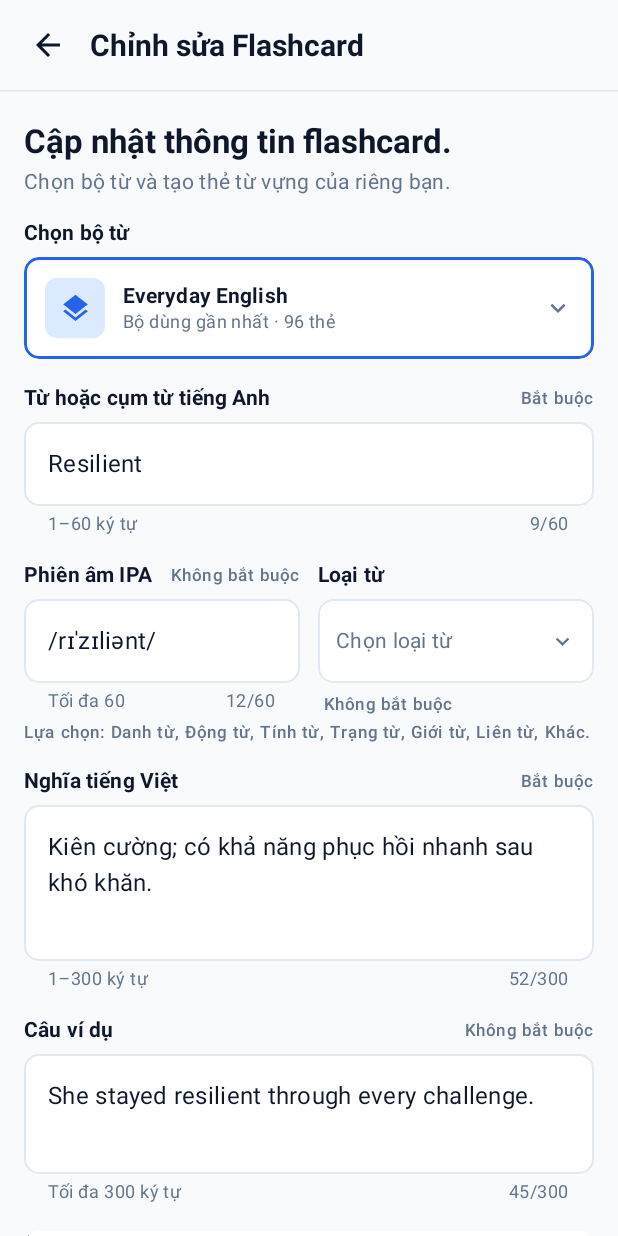
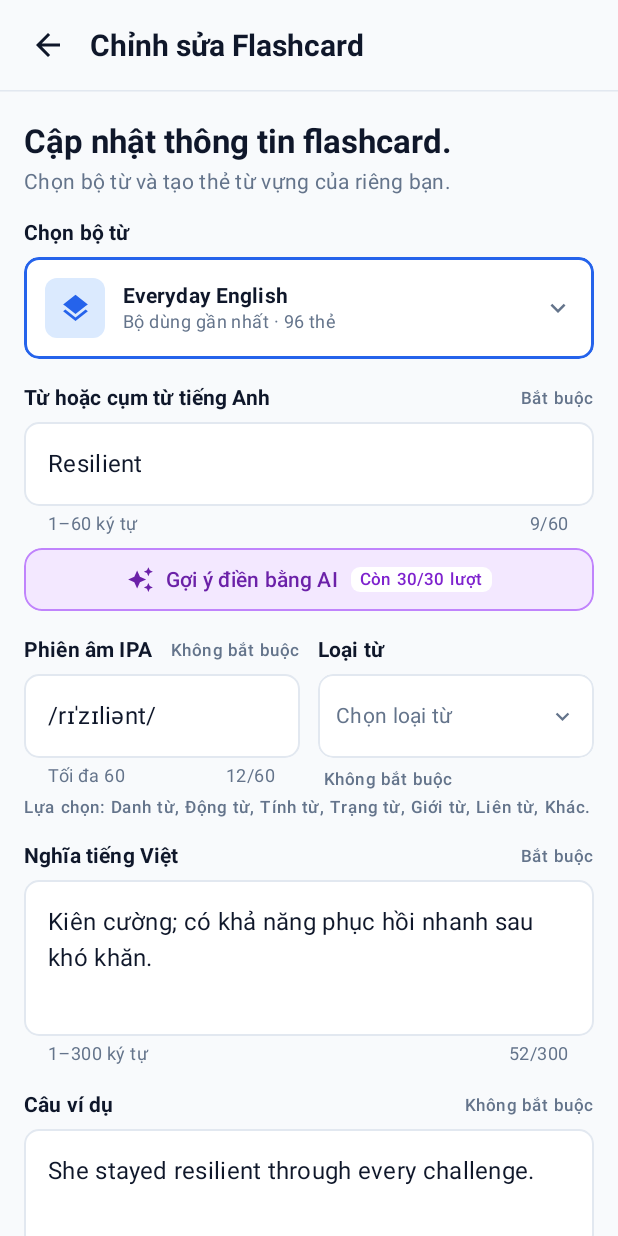
Before and after one commit to ngtngduy/Flashcard-Spaced_Repition, an Android app built with Jetpack Compose: the @Preview function CardEditorScreenLightPreview, on a phone screen of 412 x 824 dp. Run offline under Robolectric (Android 15) with nearby library versions, the phone set to English and light mode, and no system bars.

Commit message:
feat(cardeditor): add ai auto-fill button

```diff
--- a/app/src/main/java/com/uth/memora/feature/cardeditor/CardEditorRoute.kt
+++ b/app/src/main/java/com/uth/memora/feature/cardeditor/CardEditorRoute.kt
@@ -51,6 +51,7 @@ fun CardEditorRoute(
         onPartOfSpeechChange = viewModel::onPartOfSpeechChange,
         onMeaningChange = viewModel::onMeaningChange,
         onExampleChange = viewModel::onExampleChange,
+        onAutoFillClick = viewModel::autoFillWithAi,
         onToggleContinuousAddMode = viewModel::onToggleContinuousAddMode,
         onSaveClick = { viewModel.saveCard(closeAfterSave = false) },
         onBack = onBack,
--- a/app/src/main/java/com/uth/memora/feature/cardeditor/CardEditorScreen.kt
+++ b/app/src/main/java/com/uth/memora/feature/cardeditor/CardEditorScreen.kt
@@ -56,6 +56,7 @@ import androidx.compose.ui.unit.dp
 import com.uth.memora.core.model.Card
 import com.uth.memora.core.model.Deck
 import com.uth.memora.core.model.PartOfSpeech
+import com.uth.memora.feature.cardeditor.components.AutoFillButton
 import com.uth.memora.feature.theme.MemoraTheme
 
 /**
@@ -76,6 +77,7 @@ fun CardEditorScreen(
     modifier: Modifier = Modifier,
     onSelectDeck: (String) -> Unit = {},
     onPartOfSpeechChange: (PartOfSpeech?) -> Unit = {},
+    onAutoFillClick: () -> Unit = {},
     deckSelectorContent: (@Composable () -> Unit)? = null,
     autoFillButtonContent: (@Composable () -> Unit)? = null,
     partOfSpeechPickerContent: (@Composable () -> Unit)? = null,
@@ -250,6 +252,14 @@ fun CardEditorScreen(
 
                     if (autoFillButtonContent != null) {
                         autoFillButtonContent()
+                    } else {
+                        AutoFillButton(
+                            remainingQuota = uiState.aiAutoFillRemainingToday,
+                            maxDailyQuota = uiState.aiAutoFillMaxDaily,
+                            isLoading = uiState.isAutoFilling,
+                            enabled = !uiState.isSaving,
+                            onClick = onAutoFillClick
+                        )
                     }
                 }
 
--- /dev/null
+++ b/app/src/main/java/com/uth/memora/feature/cardeditor/components/AutoFillButton.kt
@@ -0,0 +1,170 @@
+package com.uth.memora.feature.cardeditor.components
+
+import androidx.compose.foundation.BorderStroke
+import androidx.compose.foundation.clickable
+import androidx.compose.foundation.layout.Arrangement
+import androidx.compose.foundation.layout.Row
+import androidx.compose.foundation.layout.fillMaxWidth
+import androidx.compose.foundation.layout.heightIn
+import androidx.compose.foundation.layout.padding
+import androidx.compose.foundation.layout.size
+import androidx.compose.foundation.shape.RoundedCornerShape
+import androidx.compose.material.icons.Icons
+import androidx.compose.material.icons.filled.AutoAwesome
+import androidx.compose.material3.CircularProgressIndicator
+import androidx.compose.material3.Icon
+import androidx.compose.material3.MaterialTheme
+import androidx.compose.material3.Surface
+import androidx.compose.material3.Text
+import androidx.compose.runtime.Composable
+import androidx.compose.ui.Alignment
+import androidx.compose.ui.Modifier
+import androidx.compose.ui.draw.clip
+import androidx.compose.ui.graphics.Color
+import androidx.compose.ui.text.font.FontWeight
+import androidx.compose.ui.text.style.TextOverflow
+import androidx.compose.ui.tooling.preview.Preview
+import androidx.compose.ui.unit.dp
+import androidx.compose.ui.unit.sp
+import com.uth.memora.core.model.UserPreferences
+import com.uth.memora.feature.theme.MemoraTheme
+
+private val AiPurpleContainer = Color(0xFFF3E8FF)
+private val AiPurpleBorder = Color(0xFFC084FC)
+private val AiPurpleText = Color(0xFF6B21A8)
+private val AiPurpleBadgeText = Color(0xFF7E22CE)
+
+/**
+ * Nút "Gợi ý điền bằng AI" kèm huy hiệu hạn mức lượt dùng trong ngày theo Figma 2227:58 / 2227:50 (Mục 6.3 & 11):
+ * - Nền tím nhạt `#F3E8FF`, viền `#C084FC`, chữ `#6B21A8`, bo góc `12.dp`
+ * - Huy hiệu trắng hiển thị "Còn X/30 lượt"
+ * - Tự động khóa khi đang gọi AI ([isLoading]) hoặc khi hết hạn mức trong ngày (`remainingQuota <= 0`)
+ */
+@Composable
+fun AutoFillButton(
+    remainingQuota: Int,
+    onClick: () -> Unit,
+    modifier: Modifier = Modifier,
+    maxDailyQuota: Int = UserPreferences.DEFAULT_AI_AUTO_FILL_LIMIT,
+    isLoading: Boolean = false,
+    enabled: Boolean = true
+) {
+    val isQuotaAvailable = remainingQuota > 0
+    val isInteractive = enabled && isQuotaAvailable && !isLoading
+
+    val containerColor = if (isQuotaAvailable) {
+        AiPurpleContainer
+    } else {
+        MaterialTheme.colorScheme.surfaceVariant
+    }
+    val borderColor = if (isQuotaAvailable) {
+        AiPurpleBorder
+    } else {
+        MaterialTheme.colorScheme.outlineVariant
+    }
+    val contentColor = if (isQuotaAvailable) {
+        AiPurpleText
+    } else {
+        MaterialTheme.colorScheme.onSurfaceVariant
+    }
+    val badgeBgColor = if (isQuotaAvailable) {
+        Color.White
+    } else {
+        MaterialTheme.colorScheme.surface
+    }
+    val badgeTextColor = if (isQuotaAvailable) {
+        AiPurpleBadgeText
+    } else {
+        MaterialTheme.colorScheme.onSurfaceVariant
+    }
+
+    Surface(
+        modifier = modifier
+            .fillMaxWidth()
+            .heightIn(min = 42.dp)
+            .clip(RoundedCornerShape(12.dp))
+            .clickable(enabled = isInteractive, onClick = onClick),
+        shape = RoundedCornerShape(12.dp),
+        color = containerColor,
+        border = BorderStroke(1.dp, borderColor)
+    ) {
+        Row(
+            modifier = Modifier
+                .fillMaxWidth()
+                .padding(horizontal = 14.dp, vertical = 10.dp),
+            horizontalArrangement = Arrangement.Center,
+            verticalAlignment = Alignment.CenterVertically
+        ) {
+            if (isLoading) {
+                CircularProgressIndicator(
+                    modifier = Modifier.size(16.dp),
+                    strokeWidth = 2.dp,
+                    color = contentColor
+                )
+            } else {
+                Icon(
+                    imageVector = Icons.Default.AutoAwesome,
+                    contentDescription = "Gợi ý điền bằng AI",
+                    tint = contentColor,
+                    modifier = Modifier.size(18.dp)
+                )
+            }
+
+            Text(
+                text = when {
+                    isLoading -> "Đang gợi ý bằng AI..."
+                    !isQuotaAvailable -> "Đã hết lượt AI hôm nay"
+                    else -> "Gợi ý điền bằng AI"
+                },
+                style = MaterialTheme.typography.labelLarge.copy(
+                    fontSize = 14.sp,
+                    fontWeight = FontWeight.SemiBold
+                ),
+                color = contentColor,
+                maxLines = 1,
+                overflow = TextOverflow.Ellipsis,
+                modifier = Modifier.padding(horizontal = 8.dp)
+            )
+
+            Surface(
+                shape = RoundedCornerShape(6.dp),
+                color = badgeBgColor
+            ) {
+                Text(
+                    text = "Còn ${remainingQuota.coerceAtLeast(0)}/$maxDailyQuota lượt",
+                    style = MaterialTheme.typography.labelSmall.copy(
+                        fontSize = 11.sp,
+                        fontWeight = FontWeight.Medium
+                    ),
+                    color = badgeTextColor,
+                    maxLines = 1,
+                    modifier = Modifier.padding(horizontal = 6.dp, vertical = 2.dp)
+                )
+            }
+        }
+    }
+}
+
+@Preview(name = "AutoFillButton - Default", widthDp = 360, showBackground = true)
+@Composable
+private fun AutoFillButtonDefaultPreview() {
+    MemoraTheme(darkTheme = true) {
+        AutoFillButton(
+            remainingQuota = 30,
+            onClick = {},
+            modifier = Modifier.padding(16.dp)
+        )
+    }
+}
+
+@Preview(name = "AutoFillButton - Out of Quota", widthDp = 360, showBackground = true)
+@Composable
+private fun AutoFillButtonEmptyQuotaPreview() {
+    MemoraTheme(darkTheme = true) {
+        AutoFillButton(
+            remainingQuota = 0,
+            onClick = {},
+            modifier = Modifier.padding(16.dp)
+        )
+    }
+}
```
